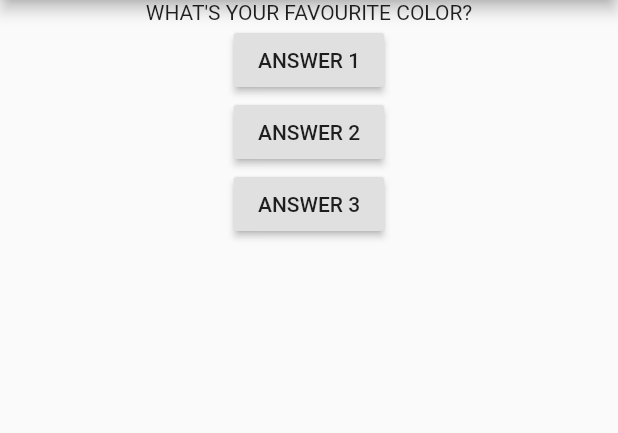
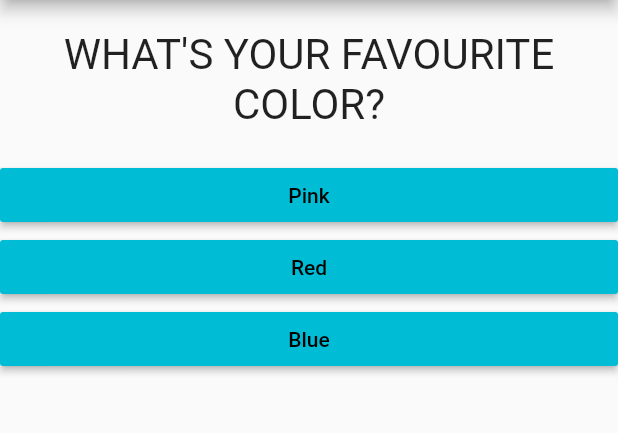
Before and after one commit to harleenkaurchadha/quiz_app, a Flutter app: the screen it shows after launch, on a phone screen of 412 x 824 dp, the part 84-517 px from its top. Run offline on Flutter 3.47's test engine with Material 2 defaults, Android fonts, the phone set to English and light mode, and no system bars.

Commit message:
quiz app with answer

```diff
--- a/lib/Answer.dart
+++ b/lib/Answer.dart
@@ -0,0 +1,22 @@
+import 'package:flutter/material.dart';
+
+class Answer extends StatelessWidget{
+final Function selectHandler;             //since we are passing pointer to a function as an argument in main.dart
+final String answerText;
+
+Answer(this.selectHandler,this.answerText);
+  @override
+
+  Widget build(BuildContext context){
+    return Container(
+      width: double.infinity,
+      child: RaisedButton(
+        color:Colors.cyan,
+        textColor: Colors.black,
+        child: Text(answerText),
+        onPressed: selectHandler,
+      ),
+    );
+
+  }
+}
--- a/lib/Question.dart
+++ b/lib/Question.dart
@@ -7,7 +7,16 @@ class Question extends StatelessWidget{
 
   @override
   Widget build(BuildContext context){
-  return Text(questionText);
+  return Container(                //container widget wrapped around text
+    width: double.infinity,        //container will take as much size and width as it can get
+    margin: EdgeInsets.all(20),    //space around all sides of container
+    child: Text(
+      questionText,
+      style: TextStyle(fontSize: 28),
+      textAlign: TextAlign.center,
+    ),
+  );
+
 
   }
 }
--- a/lib/main.dart
+++ b/lib/main.dart
@@ -1,5 +1,6 @@
 import 'package:flutter/material.dart';
 import './Question.dart';       //import all from question dart file
+import './Answer.dart';
 
 void main() {
   runApp(MyApp()); //It runs our app when it is booted up
@@ -26,10 +27,20 @@ class _MyAppState extends State<MyApp> {  //state class contains widget's mutabl
   @override
   Widget build(BuildContext context) {
     //build is called by flutter when we try to draw something on screen
-    var questions= [       //list of string (questions)
-      'WHAT\'S YOUR FAVOURITE COLOR?',
-      'WHAT\'S YOUR FAVOURITE ANIMAL?',
-      'WHAT\'S YOUR FAVOURITE PLACE',
+    var questions= [           //Map of String and list
+      {
+        'questionText':'WHAT\'S YOUR FAVOURITE COLOR?',
+        'answers':['Pink','Red','Blue'],
+      },
+      {
+        'questionText':'WHAT\'S YOUR FAVOURITE ANIMAL?',
+        'answers':['Dog','Rabbit','Tiger'],
+      },
+      {
+        'questionText':'WHAT\'S YOUR FAVOURITE PLACE',
+        'answers':['Paris','London','Dubai'],
+      },
+
     ];
     return MaterialApp(
         home: Scaffold(
@@ -39,21 +50,15 @@ class _MyAppState extends State<MyApp> {  //state class contains widget's mutabl
       ),
       body: Column(children: [
         Center(child: Question(        //Question class constructor call to change input data
-            questions[_questionIndex],
+            questions[_questionIndex]['questionText'],
         )),
-        RaisedButton(
-          child: Text('ANSWER 1'),    //text in the widget will follow child argument
-          onPressed: _answerQuestion,  //we'll pass pointer to function since we dont want to execute function everytime it is encountered
-        ),
-        RaisedButton(
-          child: Text('ANSWER 2'),
-          onPressed: _answerQuestion,
-        ),
-        RaisedButton(
-          child: Text('ANSWER 3'),
-          onPressed: _answerQuestion,
-        ),
-      ]),
-    ));
+        ...(questions[_questionIndex]['answers']as List<String>).map((answer){   //map the list into list of widgets
+          return Answer(_answerQuestion,answer);    //functn in map is executed for every element in answer list
+        }).toList(),
+
+      ],
+    ),
+    ),
+    );
   }
 }
```
